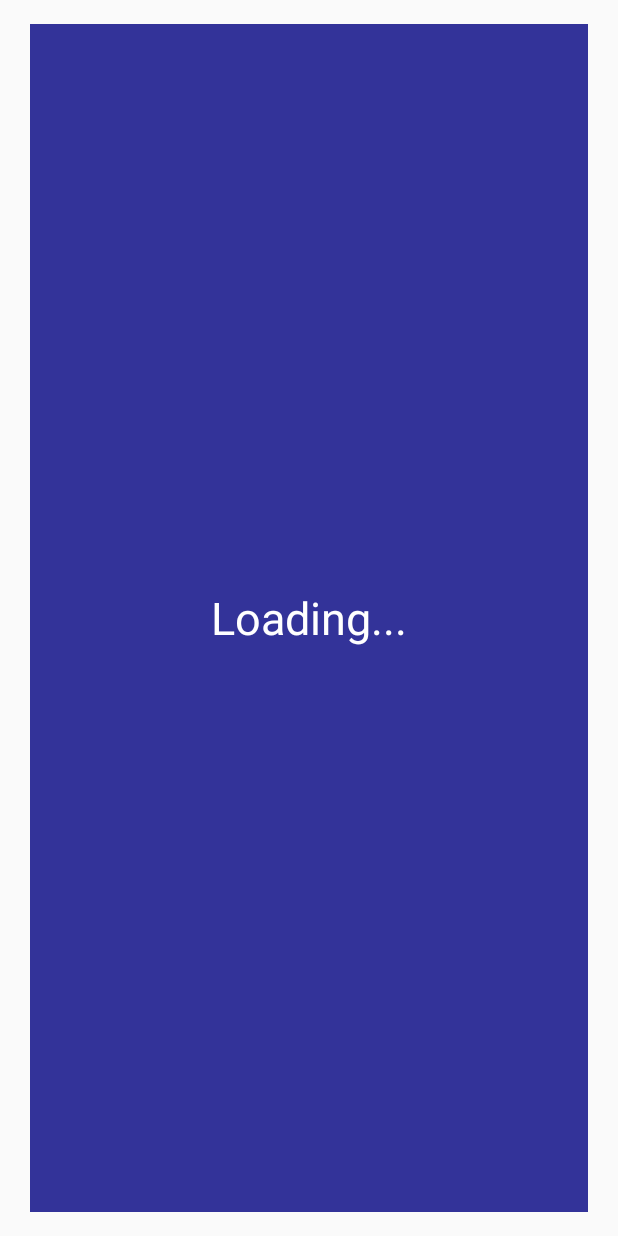
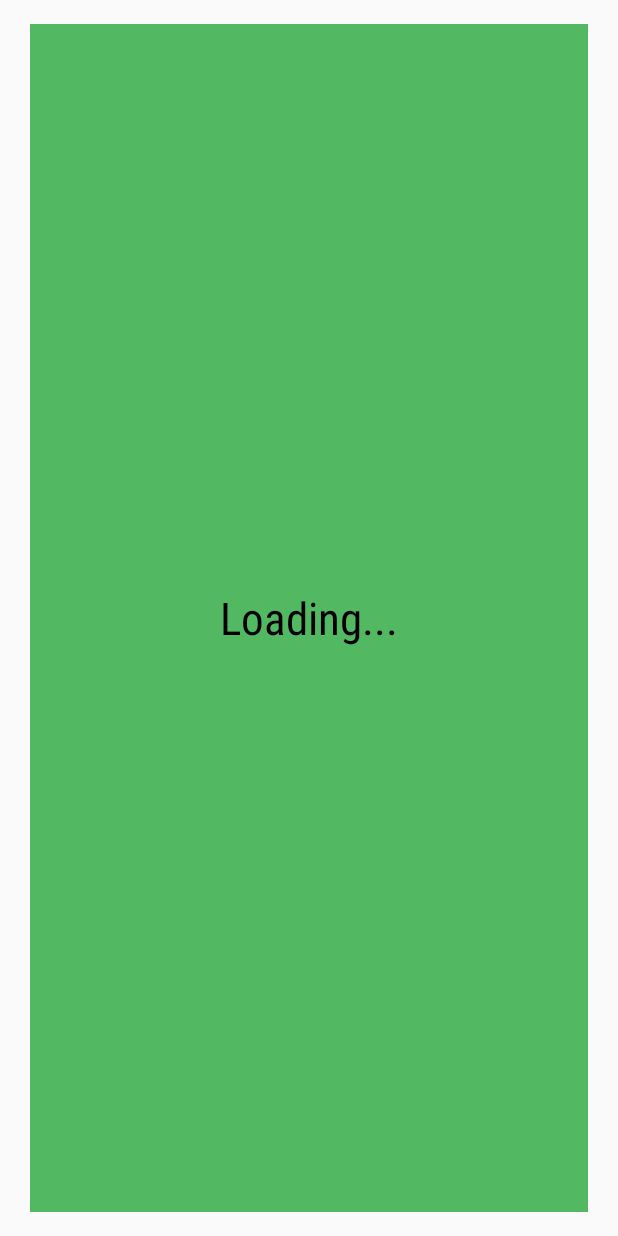
Before and after one commit to debkbanerji/matchify, an Android app: the layout item.xml on its own in the app's theme, with its tools: preview values and no code run, on a phone screen of 412 x 824 dp. Run offline under Robolectric (Android 15) with nearby library versions, the phone set to English and light mode, and no system bars.

Commit message:
Color
Added green color scheme

```diff
--- a/app/src/main/java/com/example/matchify/MatchableUser.java
+++ b/app/src/main/java/com/example/matchify/MatchableUser.java
@@ -60,7 +60,7 @@ public class MatchableUser {
     @Override
     public String toString() {
         if (name.equals("name")) {
-            return "Swipe to begin matching";
+            return "Swipe to start matching";
         }
         StringBuilder result = new StringBuilder(name);
         result.append("\n\n\n" + "Favorite Artists: " + topArtists.get(0));
--- a/app/src/main/res/layout/activity_match.xml
+++ b/app/src/main/res/layout/activity_match.xml
@@ -3,6 +3,7 @@
     xmlns:tools="http://schemas.android.com/tools"
     android:layout_width="match_parent"
     android:layout_height="match_parent"
+    android:background="#f9f1dc"
     tools:context="com.example.matchify.MatchActivity">
 
 <!--android:paddingBottom="@dimen/activity_vertical_margin"-->
--- a/app/src/main/res/layout/item.xml
+++ b/app/src/main/res/layout/item.xml
@@ -1,40 +1,41 @@
 <?xml version="1.0" encoding="utf-8"?>
 <FrameLayout xmlns:android="http://schemas.android.com/apk/res/android"
     xmlns:tools="http://schemas.android.com/tools"
-    android:layout_gravity="center"
     android:layout_width="match_parent"
     android:layout_height="match_parent"
+    android:layout_gravity="center"
+    android:paddingBottom="16dp"
+    android:paddingLeft="20dp"
     android:paddingRight="20dp"
-    android:paddingLeft="20dp"
-    android:paddingTop="16dp"
-    android:paddingBottom="16dp">
+    android:paddingTop="16dp">
 
 
     <TextView
         android:id="@+id/helloText"
+        android:layout_width="match_parent"
+        android:layout_height="match_parent"
+        android:background="#52b962"
+        android:fontFamily="sans-serif-condensed"
+        android:gravity="center"
+        android:textColor="@android:color/black"
         android:textSize="30sp"
-        android:textColor="@android:color/white"
-        android:background="#333399"
-        android:gravity="center"
-        tools:text="Loading..."
-        android:layout_width="match_parent"
-        android:layout_height="match_parent" />
+        tools:text="Loading..." />
 
     <View
         android:id="@+id/item_swipe_left_indicator"
-        android:alpha="0"
         android:layout_width="20dp"
         android:layout_height="20dp"
         android:layout_margin="10dp"
-        android:background="#A5F" />
+        android:alpha="0"
+        android:background="@android:color/black" />
 
     <View
         android:id="@+id/item_swipe_right_indicator"
-        android:alpha="0"
         android:layout_width="20dp"
         android:layout_height="20dp"
+        android:layout_gravity="right"
         android:layout_margin="10dp"
-        android:layout_gravity="right"
-        android:background="#5AF" />
+        android:alpha="0"
+        android:background="@android:color/black" />
 
 </FrameLayout>
--- a/app/src/main/res/values/colors.xml
+++ b/app/src/main/res/values/colors.xml
@@ -1,6 +1,6 @@
 <?xml version="1.0" encoding="utf-8"?>
 <resources>
-    <color name="colorPrimary">#3F51B5</color>
-    <color name="colorPrimaryDark">#303F9F</color>
-    <color name="colorAccent">#FF4081</color>
+    <color name="colorPrimary">#52b962</color>
+    <color name="colorPrimaryDark">#000000</color>
+    <color name="colorAccent">#000000</color>
 </resources>
```
